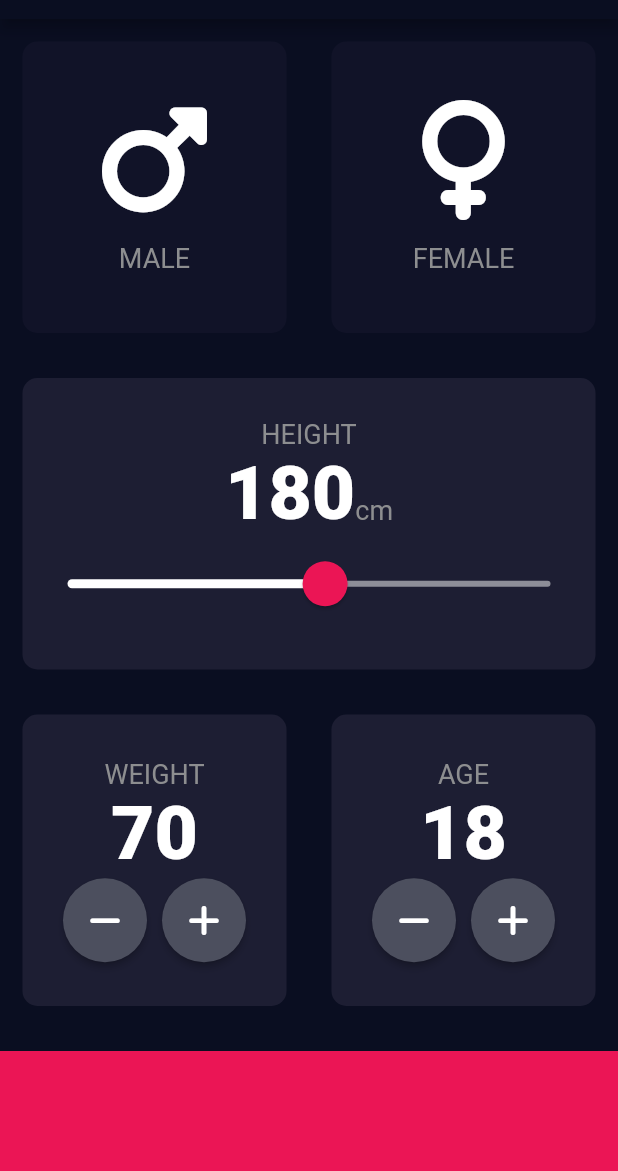
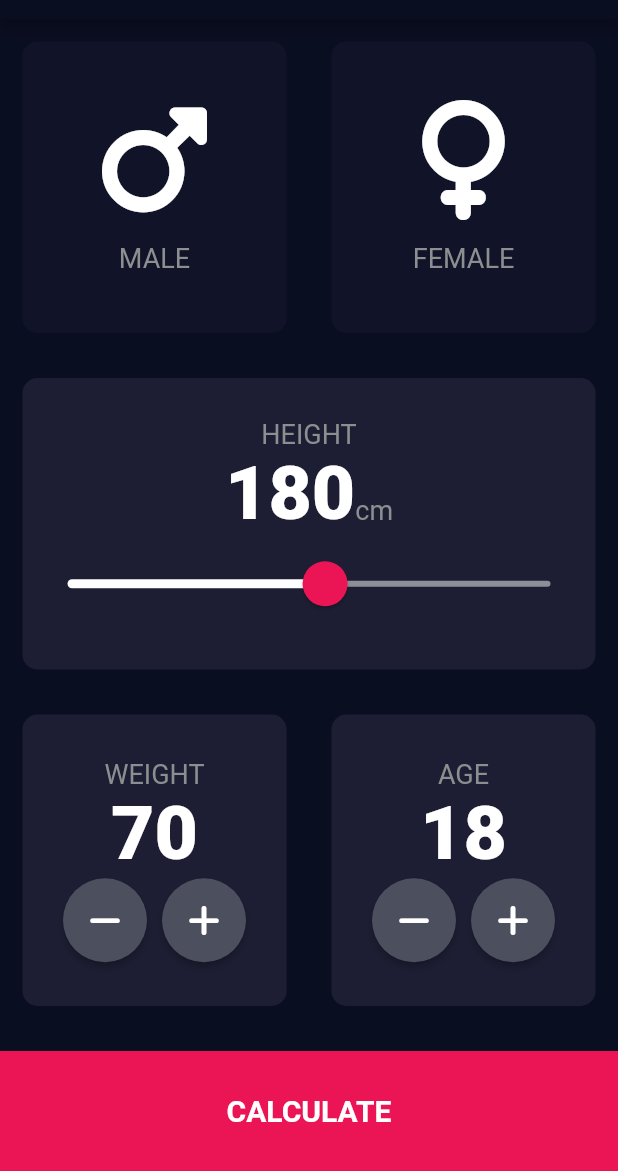
Before and after one commit to KoopaEater/bmi_calculator, a Flutter app: the screen it shows after launch, on a phone screen of 412 x 824 dp, the part 65-1236 px from its top. Run offline on Flutter 3.47's test engine with Material 2 defaults, Android fonts, the phone set to English and light mode, and no system bars; our stand-ins replace font_awesome_flutter.

Commit message:
ADded a new page

```diff
--- a/lib/constants.dart
+++ b/lib/constants.dart
@@ -18,3 +18,8 @@ const kNumberTextStyle = TextStyle(
   fontSize: 50.0,
   fontWeight: FontWeight.w900,
 );
+
+const kButtonTextStyle = TextStyle(
+  fontSize: 20.0,
+  fontWeight: FontWeight.w600,
+);
--- a/lib/input_page.dart
+++ b/lib/input_page.dart
@@ -217,11 +217,22 @@ class _InputPageState extends State<InputPage> {
                 ],
               ),
             ),
-            Container(
-              margin: EdgeInsets.only(top: 15.0),
-              color: kBottomContainerColor,
-              height: kBottomContainerHeight,
-              width: double.infinity,
+            GestureDetector(
+              onTap: () {
+                Navigator.pushNamed(context, '/results_page');
+              },
+              child: Container(
+                margin: EdgeInsets.only(top: 15.0),
+                color: kBottomContainerColor,
+                height: kBottomContainerHeight,
+                width: double.infinity,
+                child: Center(
+                  child: Text(
+                    'CALCULATE',
+                    style: kButtonTextStyle,
+                  ),
+                ),
+              ),
             ),
           ],
         ),
--- a/lib/main.dart
+++ b/lib/main.dart
@@ -1,3 +1,4 @@
+import 'package:bmi_calculator/results_page.dart';
 import 'package:flutter/material.dart';
 import 'package:bmi_calculator/input_page.dart';
 
@@ -13,7 +14,11 @@ class BMICalculator extends StatelessWidget {
         ),
         scaffoldBackgroundColor: Color(0xFF0A0E21),
       ),
-      home: InputPage(),
+      initialRoute: '/input_page',
+      routes: {
+        '/input_page': (context) => InputPage(),
+        '/results_page': (context) => ResultsPage(),
+      },
     );
   }
 }
```
Also changed, not shown: lib/results_page.dart (added, +14 -0 lines).
